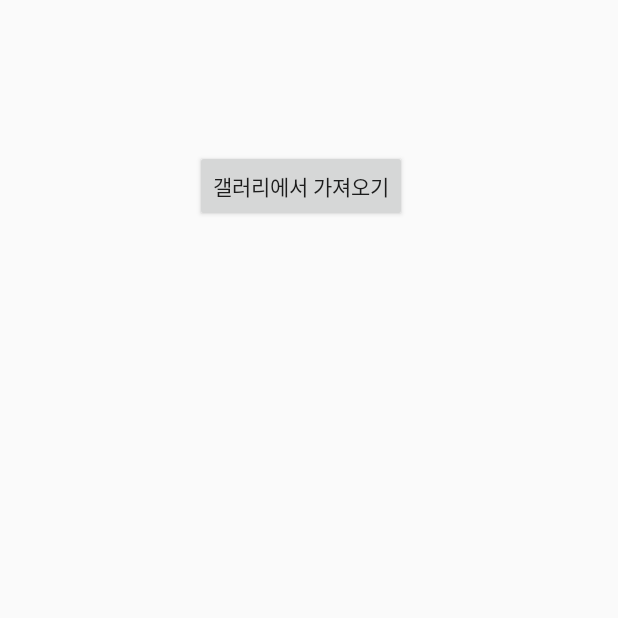
After one commit to feel-coding/OurDiary, an Android app: the DocwriteActivity screen opened directly, with no data from a screen before it, on a phone screen of 412 x 824 dp, the top half of it. The commit adds this screen. Run offline under Robolectric (Android 15) with nearby library versions, the phone set to English and light mode, and no system bars; pictures from the network do not load.

Commit message:
글쓰기 이미지 버튼 클릭시 이벤트 구현

```diff
--- a/app/build.gradle
+++ b/app/build.gradle
@@ -40,7 +40,6 @@ dependencies {
     implementation 'com.squareup.retrofit2:converter-gson:2.8.1'
 
 
-
     implementation 'androidx.recyclerview:recyclerview:1.0.0'
 
     //Circle ImageView
--- a/app/src/main/AndroidManifest.xml
+++ b/app/src/main/AndroidManifest.xml
@@ -3,6 +3,7 @@
     package="sungshin.project.ourdiaryapplication">
 
     <uses-permission android:name="android.permission.INTERNET" />
+
     <application
         android:allowBackup="true"
         android:icon="@mipmap/ic_launcher"
@@ -10,7 +11,8 @@
         android:roundIcon="@mipmap/ic_launcher_round"
         android:supportsRtl="true"
         android:theme="@style/Theme.AppCompat.Light.NoActionBar">
-        <activity android:name=".LoginActivity"/>
+        <activity android:name=".DocwriteActivity"></activity>
+        <activity android:name=".LoginActivity" />
         <activity android:name=".mypage.LockSettingActivity" />
         <activity android:name=".mypage.PasswordSettingActivity" />
         <activity android:name=".FrdsearchActivity" />
@@ -18,11 +20,11 @@
         <activity android:name=".FrdlistActivity" />
         <activity android:name=".FrdrequestActivity" />
         <activity android:name=".DocumentActivity" />
-        <activity android:name=".ImageGridActivity"/>
-        <activity android:name=".NewPostActivity"/>
+        <activity android:name=".ImageGridActivity" />
+        <activity android:name=".NewPostActivity" />
         <activity
             android:name=".main.MainActivity"
-            android:windowSoftInputMode="adjustPan"/>
+            android:windowSoftInputMode="adjustPan" />
         <activity
             android:name=".SplashActivity"
             android:theme="@style/SplashTheme">
--- /dev/null
+++ b/app/src/main/java/sungshin/project/ourdiaryapplication/DocwriteActivity.java
@@ -0,0 +1,55 @@
+package sungshin.project.ourdiaryapplication;
+
+import androidx.annotation.Nullable;
+import androidx.appcompat.app.AppCompatActivity;
+
+import android.content.Intent;
+import android.graphics.Bitmap;
+import android.graphics.BitmapFactory;
+import android.net.Uri;
+import android.os.Bundle;
+import android.provider.MediaStore;
+import android.view.View;
+import android.widget.Button;
+import android.widget.ImageView;
+import android.widget.Toast;
+
+import java.io.File;
+import java.io.InputStream;
+
+public class DocwriteActivity extends AppCompatActivity {
+
+    private final int GET_GALLERY_IMAGE = 200;
+    Button docwrite_gallerybtn;
+    private ImageView docwrite_imageview;
+
+    @Override
+    protected void onCreate(Bundle savedInstanceState) {
+        super.onCreate(savedInstanceState);
+        setContentView(R.layout.activity_docwrite);
+        docwrite_gallerybtn = findViewById(R.id.docwrite_gallerybtn);
+        docwrite_imageview = findViewById(R.id.docwrite_imageview);
+        docwrite_gallerybtn.setOnClickListener(new View.OnClickListener() {
+            @Override
+            public void onClick(View view) {
+                Intent i = new Intent(Intent.ACTION_PICK);
+                //갤러리에서 이미지 데이터 가져오기
+                i.setDataAndType(MediaStore.Images.Media
+                .EXTERNAL_CONTENT_URI,"image/*");
+                startActivityForResult(i,GET_GALLERY_IMAGE);
+            }
+        });
+    }
+
+    @Override
+    protected void onActivityResult(int requestCode, int resultCode, @Nullable Intent data) {
+        super.onActivityResult(requestCode, resultCode, data);
+        if (requestCode == GET_GALLERY_IMAGE && resultCode == RESULT_OK
+        && data != null && data.getData() != null) {
+            //이미지 url 가져오기
+            Uri selectedImageUri = data.getData();
+            docwrite_imageview.setImageURI(selectedImageUri);
+
+        }
+    }
+}
--- a/app/src/main/java/sungshin/project/ourdiaryapplication/main/MainActivity.java
+++ b/app/src/main/java/sungshin/project/ourdiaryapplication/main/MainActivity.java
@@ -16,6 +16,7 @@ import com.google.android.material.bottomnavigation.BottomNavigationView;
 
 import sungshin.project.ourdiaryapplication.CommentActivity;
 import sungshin.project.ourdiaryapplication.DocumentActivity;
+import sungshin.project.ourdiaryapplication.DocwriteActivity;
 import sungshin.project.ourdiaryapplication.FrdlistActivity;
 import sungshin.project.ourdiaryapplication.FrdrequestActivity;
 import sungshin.project.ourdiaryapplication.FrdsearchActivity;
@@ -44,7 +45,7 @@ public class MainActivity extends AppCompatActivity {
         String p = sharedPref.getString( SHARED_PREF_PASSWORD, "-1");
         Log.d("pwpwpw", p);
 
-//        Intent i = new Intent(this, DocumentActivity.class);
+//        Intent i = new Intent(this, DocwriteActivity.class);
 //        startActivity(i);
 
 
--- /dev/null
+++ b/app/src/main/res/layout/activity_docwrite.xml
@@ -0,0 +1,25 @@
+<?xml version="1.0" encoding="utf-8"?>
+<LinearLayout xmlns:android="http://schemas.android.com/apk/res/android"
+    xmlns:app="http://schemas.android.com/apk/res-auto"
+    xmlns:tools="http://schemas.android.com/tools"
+    android:layout_width="match_parent"
+    android:layout_height="match_parent"
+    android:orientation="vertical"
+    tools:context=".DocwriteActivity">
+
+    <Button
+        android:id="@+id/docwrite_gallerybtn"
+        android:layout_width="wrap_content"
+        android:layout_height="wrap_content"
+        android:layout_marginLeft="130dp"
+        android:layout_marginTop="100dp"
+        android:text="갤러리에서 가져오기"/>
+
+    <ImageView
+        android:id="@+id/docwrite_imageview"
+        android:layout_width="wrap_content"
+        android:layout_height="wrap_content"
+        android:layout_marginTop="20dp"
+        android:scaleType="centerInside"/>
+
+</LinearLayout>
```
